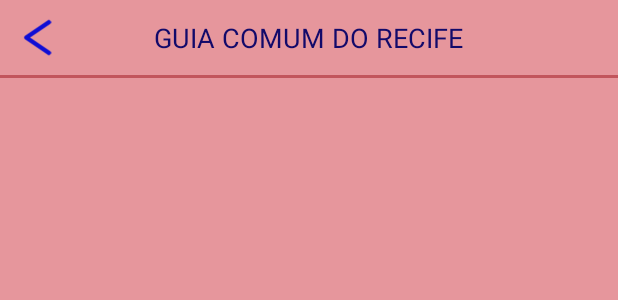
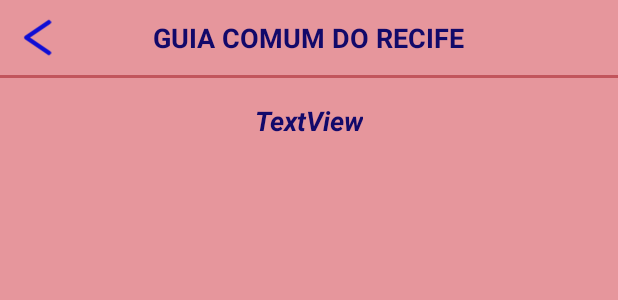
Before and after one commit to paulapithon/GuiaComum, an Android app: the layout activity_livros.xml on its own in the app's theme, with its tools: preview values and no code run, on a phone screen of 412 x 824 dp. Shown: the top 300 px of the screen. Run offline under Robolectric (Android 15) with nearby library versions, the phone set to English and light mode, and no system bars.

Commit message:
Criar activity de livros

```diff
--- a/app/src/main/AndroidManifest.xml
+++ b/app/src/main/AndroidManifest.xml
@@ -7,6 +7,7 @@
         android:icon="@mipmap/ic_launcher"
         android:label="@string/app_name"
         android:supportsRtl="true"
+        android:name=".GuiaComumApplication"
         android:theme="@style/AppTheme">
         <activity
             android:name=".view.AberturaActivity"
--- a/app/src/main/res/layout/activity_livros.xml
+++ b/app/src/main/res/layout/activity_livros.xml
@@ -8,10 +8,37 @@
     android:background="@color/rosa_claro">
 
     <include
-        layout="@layout/header"
+        android:id="@+id/include"
+        layout="@layout/cabecalho"
         android:layout_width="0dp"
         android:layout_height="wrap_content"
         app:layout_constraintEnd_toEndOf="parent"
+        app:layout_constraintHorizontal_bias="0.0"
         app:layout_constraintStart_toStartOf="parent"
         app:layout_constraintTop_toTopOf="parent" />
+
+    <ListView
+        android:id="@+id/lista_livros"
+        android:layout_width="0dp"
+        android:layout_height="wrap_content"
+        android:layout_marginTop="16dp"
+        app:layout_constraintEnd_toEndOf="parent"
+        app:layout_constraintStart_toStartOf="parent"
+        app:layout_constraintTop_toBottomOf="@+id/nome_livros"
+        android:divider="@null"/>
+
+    <TextView
+        android:id="@+id/nome_livros"
+        android:layout_width="wrap_content"
+        android:layout_height="wrap_content"
+        android:layout_marginEnd="8dp"
+        android:layout_marginStart="8dp"
+        android:layout_marginTop="16dp"
+        android:text="TextView"
+        android:textColor="@color/azul_marinho"
+        android:textSize="18sp"
+        android:textStyle="bold|italic"
+        app:layout_constraintEnd_toEndOf="parent"
+        app:layout_constraintStart_toStartOf="parent"
+        app:layout_constraintTop_toBottomOf="@+id/include" />
 </android.support.constraint.ConstraintLayout>
--- /dev/null
+++ b/app/src/main/res/layout/cabecalho.xml
@@ -0,0 +1,39 @@
+<?xml version="1.0" encoding="utf-8"?>
+<android.support.constraint.ConstraintLayout
+    xmlns:android="http://schemas.android.com/apk/res/android"
+    xmlns:app="http://schemas.android.com/apk/res-auto"
+    xmlns:tools="http://schemas.android.com/tools"
+    android:layout_width="match_parent"
+    android:layout_height="match_parent"
+    android:background="@color/rosa_claro">
+
+    <ImageButton
+        android:id="@+id/btn_voltar"
+        android:layout_width="50dp"
+        android:layout_height="50dp"
+        android:background="@drawable/btn_voltar"
+        app:layout_constraintStart_toStartOf="parent"
+        app:layout_constraintTop_toTopOf="parent" />
+
+    <ImageView
+        android:id="@+id/divisor"
+        android:layout_width="0dp"
+        android:layout_height="2dp"
+        app:layout_constraintEnd_toEndOf="parent"
+        app:layout_constraintStart_toStartOf="parent"
+        app:layout_constraintTop_toBottomOf="@+id/btn_voltar"
+        app:srcCompat="@color/rosa_escuro" />
+
+    <TextView
+        android:id="@+id/textView"
+        android:layout_width="wrap_content"
+        android:layout_height="wrap_content"
+        android:text="@string/nome_cabecalho"
+        android:textColor="@color/azul_marinho"
+        android:textSize="18sp"
+        android:textStyle="bold"
+        app:layout_constraintBottom_toBottomOf="@+id/btn_voltar"
+        app:layout_constraintEnd_toEndOf="parent"
+        app:layout_constraintStart_toStartOf="parent"
+        app:layout_constraintTop_toTopOf="@+id/btn_voltar" />
+</android.support.constraint.ConstraintLayout>
--- a/app/src/main/res/layout/header.xml
+++ /dev/null
@@ -1,38 +0,0 @@
-<?xml version="1.0" encoding="utf-8"?>
-<android.support.constraint.ConstraintLayout
-    xmlns:android="http://schemas.android.com/apk/res/android"
-    xmlns:app="http://schemas.android.com/apk/res-auto"
-    xmlns:tools="http://schemas.android.com/tools"
-    android:layout_width="match_parent"
-    android:layout_height="match_parent"
-    android:background="@color/rosa_claro">
-
-    <ImageButton
-        android:id="@+id/btn_voltar"
-        android:layout_width="50dp"
-        android:layout_height="50dp"
-        android:background="@drawable/btn_voltar"
-        app:layout_constraintStart_toStartOf="parent"
-        app:layout_constraintTop_toTopOf="parent" />
-
-    <ImageView
-        android:id="@+id/divisor"
-        android:layout_width="0dp"
-        android:layout_height="2dp"
-        app:layout_constraintEnd_toEndOf="parent"
-        app:layout_constraintStart_toStartOf="parent"
-        app:layout_constraintTop_toBottomOf="@+id/btn_voltar"
-        app:srcCompat="@color/rosa_escuro" />
-
-    <TextView
-        android:id="@+id/textView"
-        android:layout_width="wrap_content"
-        android:layout_height="wrap_content"
-        android:text="@string/nome_cabecalho"
-        android:textColor="@color/azul_marinho"
-        android:textSize="18sp"
-        app:layout_constraintBottom_toBottomOf="@+id/btn_voltar"
-        app:layout_constraintEnd_toEndOf="parent"
-        app:layout_constraintStart_toStartOf="parent"
-        app:layout_constraintTop_toTopOf="@+id/btn_voltar" />
-</android.support.constraint.ConstraintLayout>
```
Also changed, not shown: app/src/main/java/com/gov/guia/guiacomumdorecife/GuiaComumApplication.java (+16 -0 lines), app/src/main/java/com/gov/guia/guiacomumdorecife/model/Livro.java (+11 -3 lines), app/src/main/java/com/gov/guia/guiacomumdorecife/view/LivrosActivity.java (+29 -0 lines), app/src/main/java/com/gov/guia/guiacomumdorecife/view/LivrosAdapter.java (added, +53 -0 lines), app/src/main/java/com/gov/guia/guiacomumdorecife/view/MapaActivity.java (+7 -1 lines), app/src/main/res/layout/activity_mapa.xml (+5 -3 lines), app/src/main/res/layout/item_livro.xml (added, +37 -0 lines), app/src/main/res/drawable/btn_livro_0.png (added), 18 other files.
